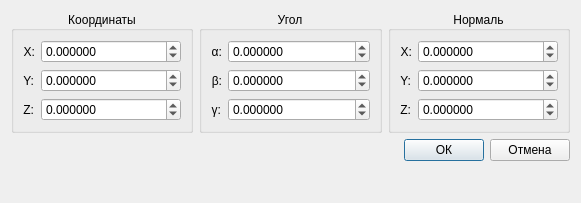
First picture: the form in src/Dialogs/PathPoints/caddpathpointdialog.ui, repository ncPUMA/FanucBotGui, before the edit.
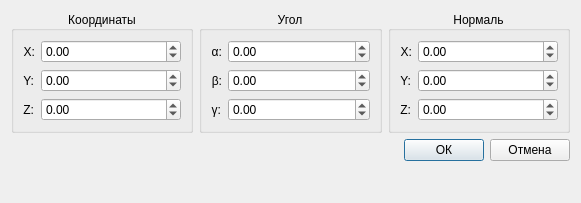
Second picture: the form after the edit.

```diff
--- a/src/Dialogs/PathPoints/caddpathpointdialog.ui
+++ b/src/Dialogs/PathPoints/caddpathpointdialog.ui
@@ -76,7 +76,7 @@
         <item row="0" column="1">
          <widget class="QDoubleSpinBox" name="dsbGlobalX">
           <property name="decimals">
-           <number>6</number>
+           <number>2</number>
           </property>
           <property name="minimum">
            <double>-10000.000000000000000</double>
@@ -92,7 +92,7 @@
         <item row="1" column="1">
          <widget class="QDoubleSpinBox" name="dsbGlobalY">
           <property name="decimals">
-           <number>6</number>
+           <number>2</number>
           </property>
           <property name="minimum">
            <double>-10000.000000000000000</double>
@@ -108,7 +108,7 @@
         <item row="2" column="1">
          <widget class="QDoubleSpinBox" name="dsbGlobalZ">
           <property name="decimals">
-           <number>6</number>
+           <number>2</number>
           </property>
           <property name="minimum">
            <double>-10000.000000000000000</double>
@@ -136,7 +136,7 @@
         <item row="2" column="1">
          <widget class="QDoubleSpinBox" name="dsbGamma">
           <property name="decimals">
-           <number>6</number>
+           <number>2</number>
           </property>
           <property name="minimum">
            <double>-10000.000000000000000</double>
@@ -152,7 +152,7 @@
         <item row="0" column="1">
          <widget class="QDoubleSpinBox" name="dsbApha">
           <property name="decimals">
-           <number>6</number>
+           <number>2</number>
           </property>
           <property name="minimum">
            <double>-10000.000000000000000</double>
@@ -168,7 +168,7 @@
         <item row="1" column="1">
          <widget class="QDoubleSpinBox" name="dsbBeta">
           <property name="decimals">
-           <number>6</number>
+           <number>2</number>
           </property>
           <property name="minimum">
            <double>-10000.000000000000000</double>
@@ -244,7 +244,7 @@
         <item row="2" column="1">
          <widget class="QDoubleSpinBox" name="dsbNormalZ">
           <property name="decimals">
-           <number>6</number>
+           <number>2</number>
           </property>
           <property name="minimum">
            <double>-10000.000000000000000</double>
@@ -308,7 +308,7 @@
         <item row="0" column="1">
          <widget class="QDoubleSpinBox" name="dsbNormalX">
           <property name="decimals">
-           <number>6</number>
+           <number>2</number>
           </property>
           <property name="minimum">
            <double>-10000.000000000000000</double>
@@ -324,7 +324,7 @@
         <item row="1" column="1">
          <widget class="QDoubleSpinBox" name="dsbNormalY">
           <property name="decimals">
-           <number>6</number>
+           <number>2</number>
           </property>
           <property name="minimum">
            <double>-10000.000000000000000</double>
```
